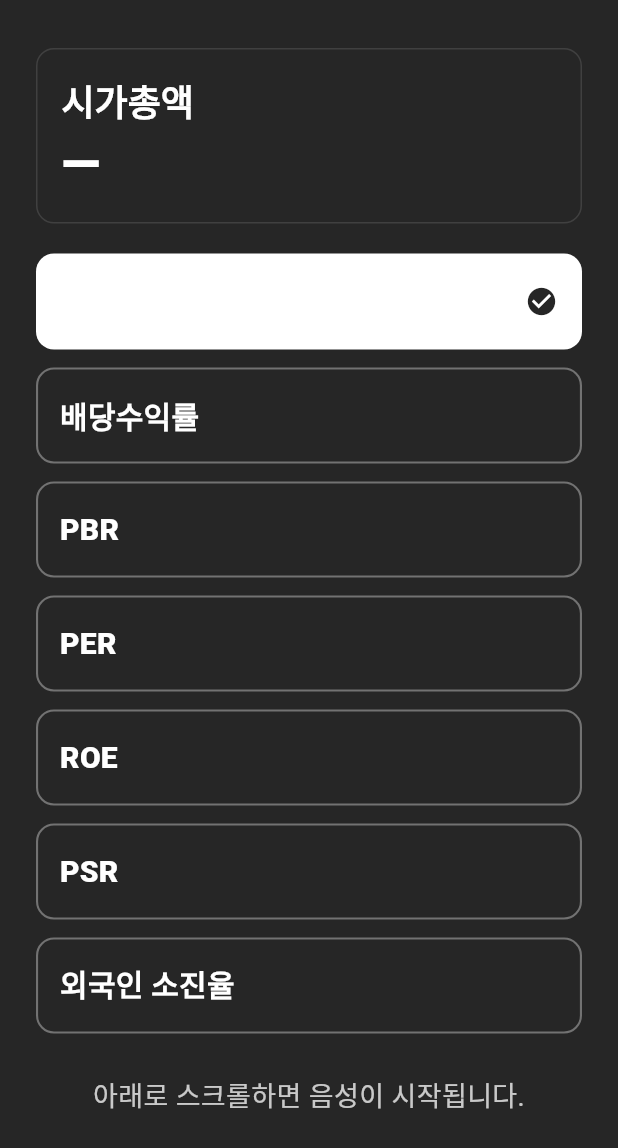
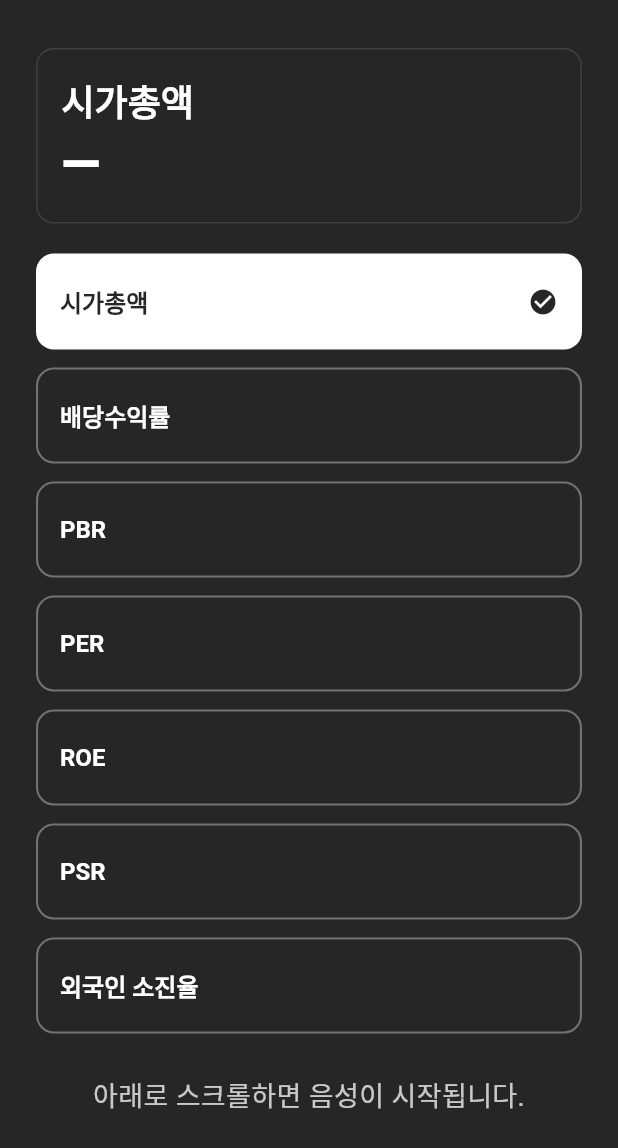
Before and after one commit to Hear-Stock/hearstock-frontend, a Flutter app: the RsiPage screen opened by its route, on a phone screen of 412 x 824 dp. Shown: the top 1148 px of the screen. Run offline on Flutter 3.47's test engine with Material 3 defaults, Android fonts, the light colour scheme and no system bars; our stand-ins replace flutter_dotenv, flutter_tts, shared_preferences, speech_to_text; missing offline and left inert: flutter_soloud; accounts and stored records are empty; Roboto replaces fonts that are missing (Pretendard).

Commit message:
fix: FilledButton의 글자 색이 구별되지 않던 문제 수정

```diff
--- a/hear_stock/lib/pages/ris/components/indicator_button.dart
+++ b/hear_stock/lib/pages/ris/components/indicator_button.dart
@@ -18,33 +18,33 @@ class IndicatorButton extends StatelessWidget {
   @override
   Widget build(BuildContext context) {
     final cs = Theme.of(context).colorScheme;
-    final tt = Theme.of(context).textTheme;
 
     final shape = RoundedRectangleBorder(
       borderRadius: BorderRadius.circular(12),
     );
-    const minSize = Size(double.infinity, 64); // 가로 꽉 + 충분한 터치 타깃
+    const minSize = Size(double.infinity, 64);
     const pad = EdgeInsets.symmetric(horizontal: 16, vertical: 14);
 
-    final label = Text(
-      title,
-      style: tt.titleMedium?.copyWith(
-        fontSize: 20,
-        fontWeight: FontWeight.w800,
-      ),
-    );
-
-    final trailing = Icon(
-      Icons.check_circle,
-      size: 22,
-      color: selected ? cs.onPrimary : cs.onSurface.withOpacity(0.4),
-      semanticLabel: selected ? '선택됨' : null,
-    );
-
-    final child = Row(
+    // ✅ 양쪽 상태에서 동일한 레이아웃 사용 (텍스트는 좌측, 아이콘은 우측)
+    //    선택 해제 시에도 아이콘 공간을 유지해 텍스트 흔들림 방지
+    final rowChild = Row(
       children: [
-        Expanded(child: label),
-        if (selected) trailing, // 선택시에만 강조 아이콘
+        Expanded(
+          child: Text(
+            title,
+            // 색은 버튼의 foregroundColor에 맡긴다 (직접 color 지정 X)
+            style: const TextStyle(fontSize: 16, fontWeight: FontWeight.bold),
+            maxLines: 1,
+            overflow: TextOverflow.ellipsis,
+          ),
+        ),
+        Visibility(
+          visible: selected,
+          maintainSize: true,
+          maintainAnimation: true,
+          maintainState: true,
+          child: const Icon(Icons.check_circle, size: 20),
+        ),
       ],
     );
 
@@ -58,8 +58,9 @@ class IndicatorButton extends StatelessWidget {
             minimumSize: minSize,
             padding: pad,
             shape: shape,
+            // 색 지정하지 않음 → 전역 FilledButtonTheme 사용
           ),
-          child: child,
+          child: rowChild,
         ),
       );
     }
@@ -75,7 +76,7 @@ class IndicatorButton extends StatelessWidget {
           shape: shape,
           side: BorderSide(color: cs.onSurface.withOpacity(0.35), width: 1.4),
         ),
-        child: child,
+        child: rowChild, // ← 비선택도 동일한 Row 사용
       ),
     );
   }
```
